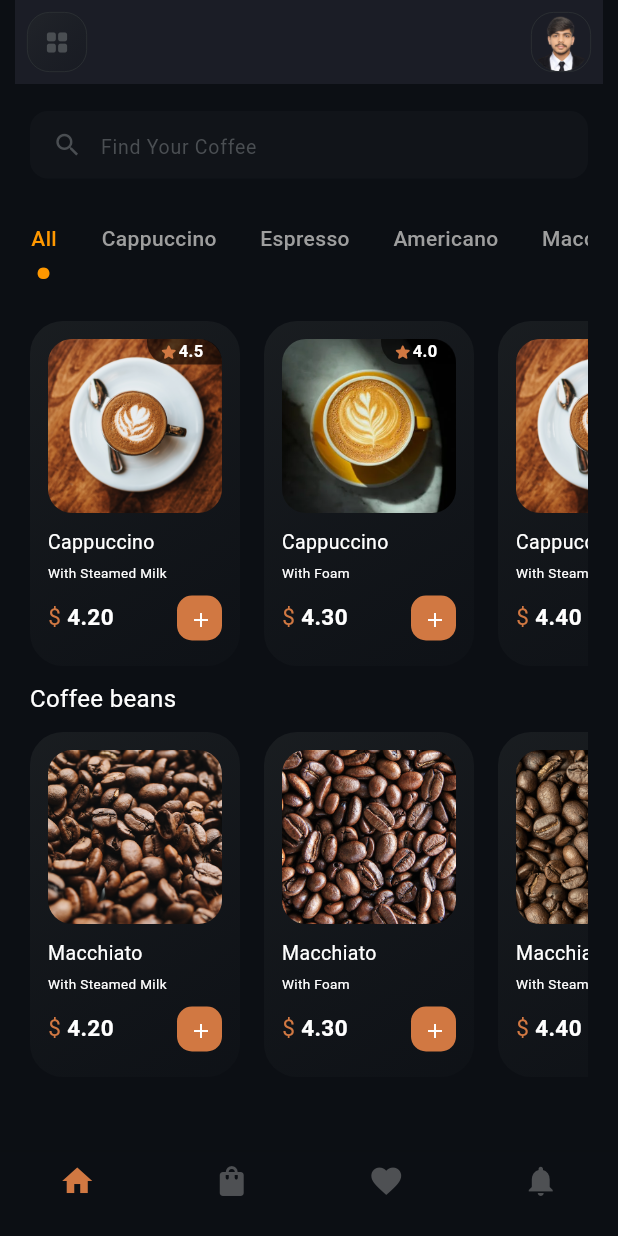
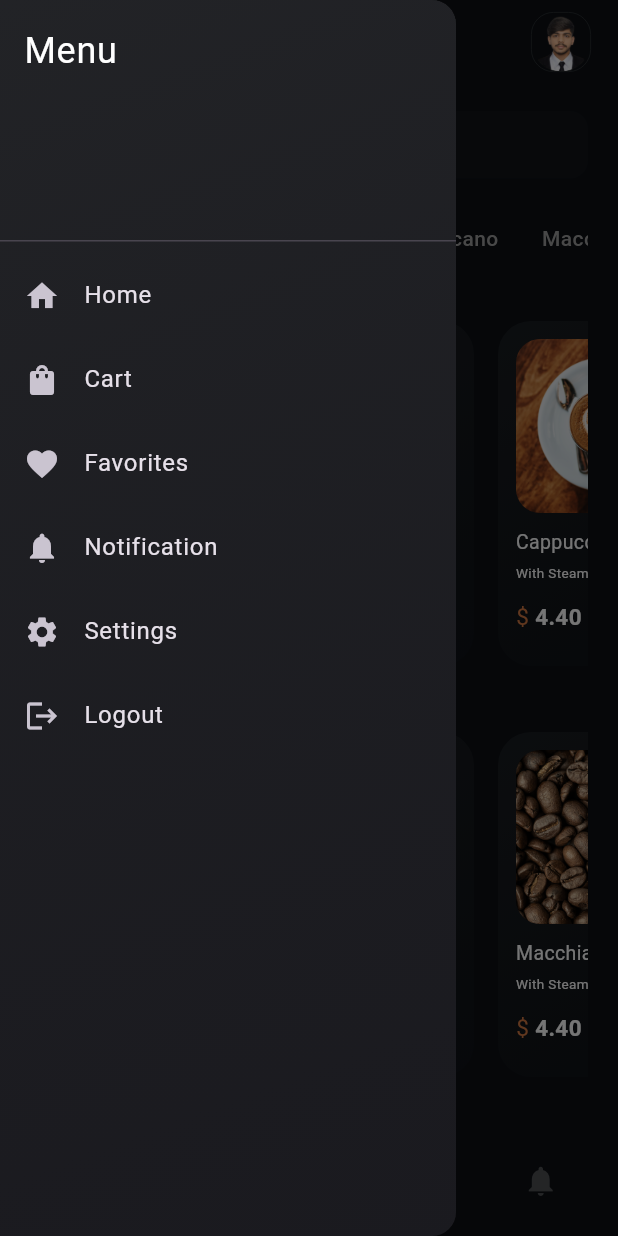
Before and after one commit to M-Laheem-Ayub/Caf-Craze, a Flutter app: the HomePage screen opened directly, scrolled down 119 dp, after a tap on the "grid view" icon, on a phone screen of 412 x 824 dp. Run offline on Flutter 3.47's test engine with Material 3 defaults, Android fonts, the phone set to English and light mode, and no system bars.

Commit message:
add drawer

```diff
--- a/lib/HomePage.dart
+++ b/lib/HomePage.dart
@@ -1,6 +1,7 @@
 // ignore_for_file: file_names, prefer_const_constructors_in_immutables
 
 import 'package:cafe_craze/MyBottomNavbar.dart';
+import 'package:cafe_craze/MyDrawer.dart';
 import 'package:cafe_craze/data/coffee_data.dart';
 import 'package:cafe_craze/data/beans_data.dart';
 import 'package:cafe_craze/BeansList.dart';
@@ -104,7 +105,7 @@
       child: Scaffold(
         backgroundColor: Color(0xff0c0f14),
         appBar: MyAppbar(),
-        drawer: Drawer(),
+        drawer: MyDrawer(),
         body: SingleChildScrollView(
           child: Padding(
             padding: const EdgeInsets.symmetric(horizontal: 20),
--- a/lib/MyAppbar.dart
+++ b/lib/MyAppbar.dart
@@ -38,7 +38,9 @@
               width: 50,
               height: 50,
               child: IconButton(
-                onPressed: () {},
+                onPressed: () {
+                  Scaffold.of(context).openDrawer();
+                },
                 icon: Icon(
                   Icons.grid_view_rounded,
                   color: Color(0xff4a4e52),
--- /dev/null
+++ b/lib/MyDrawer.dart
@@ -0,0 +1,79 @@
+import 'package:flutter/material.dart';
+
+class MyDrawer extends StatelessWidget {
+  const MyDrawer({super.key});
+
+  @override
+  Widget build(BuildContext context) {
+    return Drawer(
+      child: Container(
+        decoration: BoxDecoration(
+          gradient: LinearGradient(
+            begin: Alignment.topLeft,
+            end: Alignment.bottomRight,
+            colors: [
+              Color(0xff272b2d).withValues(alpha: 0.5),
+              Color(0xff14181d).withValues(alpha: 0.3),
+            ],
+          ),
+        ),
+        child: ListView(
+          padding: EdgeInsets.zero,
+          children: [
+            DrawerHeader(
+              // decoration: BoxDecoration(
+              //   color: Color(0xff14181d).withValues(alpha: 0.3),
+              // ),
+              child: Text(
+                'Menu',
+                style: TextStyle(color: Colors.white, fontSize: 24),
+              ),
+            ),
+            ListTile(
+              leading: Icon(Icons.home),
+              title: Text('Home'),
+              onTap: () {
+                Navigator.pop(context);
+              },
+            ),
+            ListTile(
+              leading: Icon(Icons.shopping_bag),
+              title: Text('Cart'),
+              onTap: () {
+                Navigator.pop(context);
+              },
+            ),
+            ListTile(
+              leading: Icon(Icons.favorite),
+              title: Text('Favorites'),
+              onTap: () {
+                Navigator.pop(context);
+              },
+            ),
+            ListTile(
+              leading: Icon(Icons.notifications),
+              title: Text('Notification'),
+              onTap: () {
+                Navigator.pop(context);
+              },
+            ),
+            ListTile(
+              leading: Icon(Icons.settings),
+              title: Text('Settings'),
+              onTap: () {
+                Navigator.pop(context);
+              },
+            ),
+            ListTile(
+              leading: Icon(Icons.logout),
+              title: Text('Logout'),
+              onTap: () {
+                Navigator.pop(context);
+              },
+            ),
+          ],
+        ),
+      ),
+    );
+  }
+}
```
